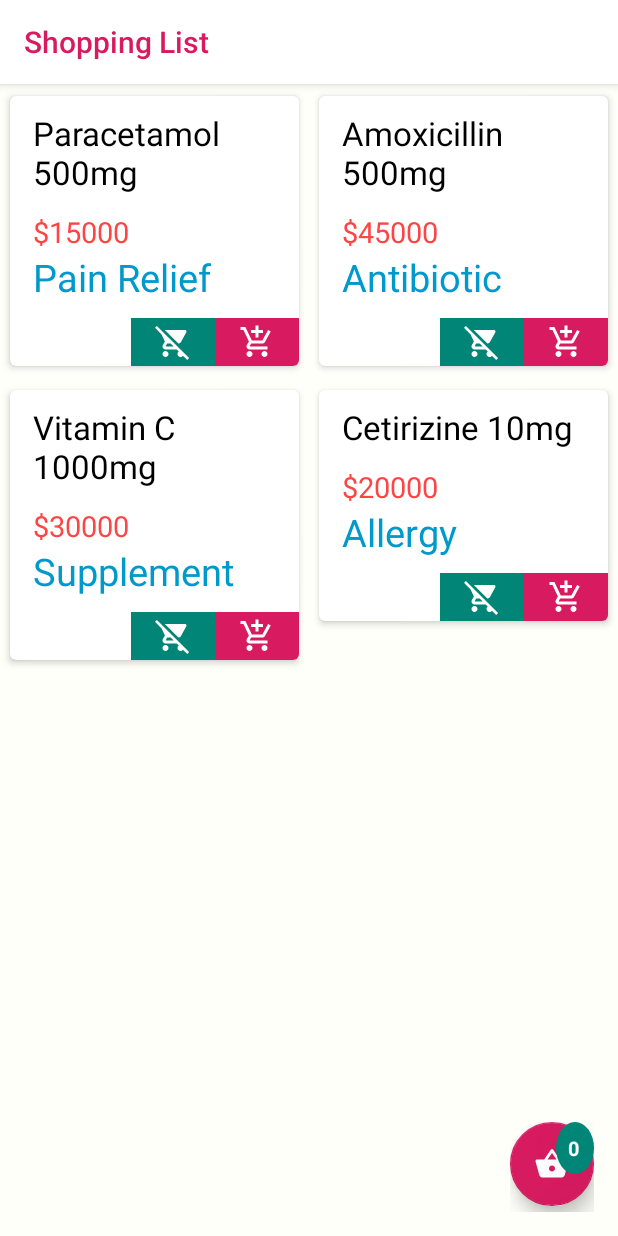
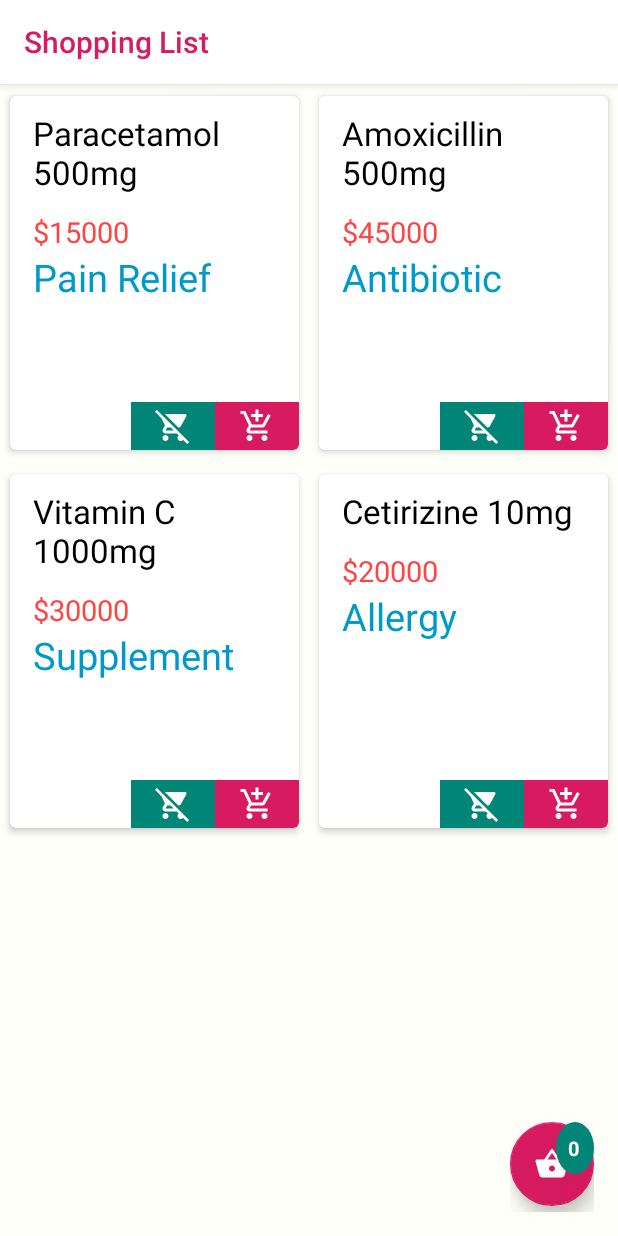
Before and after one commit to sawyerkiss/QuickOrder, an Android app: the screen it shows after launch (MainActivity), on a phone screen of 412 x 824 dp. Run offline under Robolectric (Android 15) with nearby library versions, the phone set to English and light mode, and no system bars; our stand-ins replace RxJava, data binding.

Commit message:
Make product cards equal height, 3 rows (6 items) per screen
Co-Authored-By: Devin AI <158243242+devin-ai-integration[bot]@users.noreply.github.com>

```diff
--- a/app/src/main/java/com/example/quickorder/shoppingcart/ProductAdapter.kt
+++ b/app/src/main/java/com/example/quickorder/shoppingcart/ProductAdapter.kt
@@ -18,11 +18,20 @@ class ProductAdapter(var context: Context, var products: List<Product> = arrayLi
     RecyclerView.Adapter<ProductAdapter.ViewHolder>() {
     override fun onCreateViewHolder(parent: ViewGroup, p1: Int): ViewHolder {
         val view = LayoutInflater.from(context).inflate(R.layout.product_row_item, parent, false)
+        val availableHeight = parent.measuredHeight - parent.paddingTop - parent.paddingBottom
+        if (availableHeight > 0) {
+            val params = view.layoutParams as ViewGroup.MarginLayoutParams
+            params.height = availableHeight / ROWS_PER_SCREEN - params.topMargin - params.bottomMargin
+        }
         return ViewHolder(view)
 
     }
 
     override fun getItemCount(): Int = products.size
+
+    companion object {
+        private const val ROWS_PER_SCREEN = 3
+    }
 
     override fun onBindViewHolder(viewHolder: ViewHolder, position: Int) {
 
--- a/app/src/main/res/layout/activity_main.xml
+++ b/app/src/main/res/layout/activity_main.xml
@@ -30,7 +30,7 @@
             android:id="@+id/swipeRefreshLayout"
             app:layout_behavior="@string/appbar_scrolling_view_behavior"
             android:layout_width="match_parent"
-            android:layout_height="wrap_content">
+            android:layout_height="match_parent">
 
         <androidx.recyclerview.widget.RecyclerView
                 android:id="@+id/products_recyclerview"
--- a/app/src/main/res/layout/product_row_item.xml
+++ b/app/src/main/res/layout/product_row_item.xml
@@ -24,7 +24,8 @@
                 android:padding="10dp"
                 android:orientation="vertical"
                 android:layout_width="match_parent"
-                android:layout_height="wrap_content">
+                android:layout_height="0dp"
+                android:layout_weight="1">
 
 
             <TextView
@@ -32,6 +33,8 @@
                     android:textSize="22sp"
                     android:layout_marginBottom="12dp"
                     android:id="@+id/product_name"
+                    android:maxLines="2"
+                    android:ellipsize="end"
                     android:layout_width="wrap_content"
                     android:layout_height="wrap_content"/>
 
@@ -46,6 +49,8 @@
             <TextView
                     android:textSize="25sp"
                     android:id="@+id/product_category"
+                    android:maxLines="1"
+                    android:ellipsize="end"
                     android:textColor="@android:color/holo_blue_dark"
                     android:layout_width="wrap_content"
                     android:layout_height="wrap_content"/>
```
